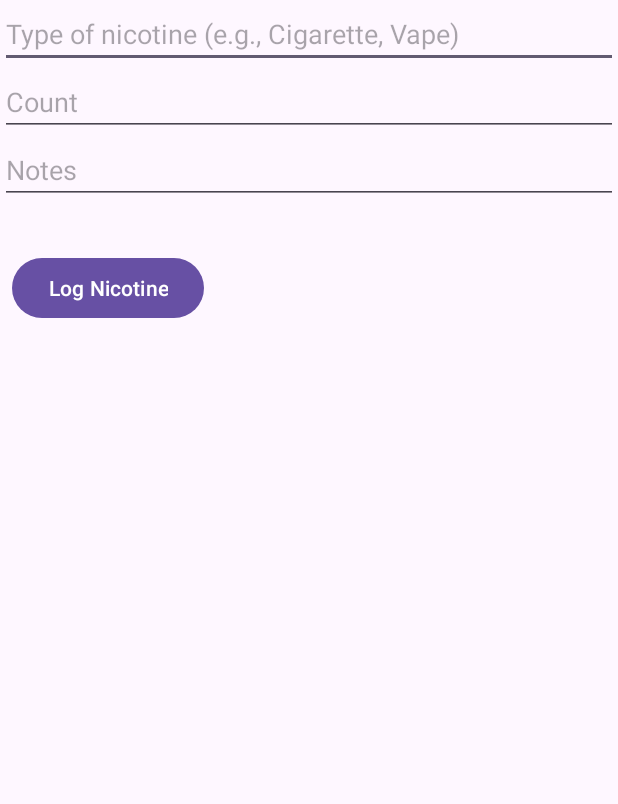
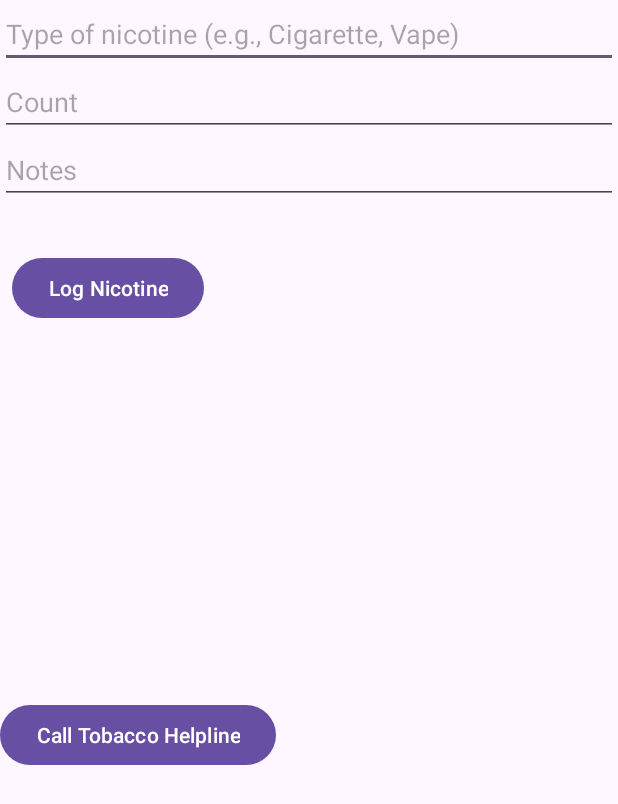
Before and after one commit to ShinTiemLee/AndroidHealthFitnessApp, an Android app: the NicotineTrackerActivity screen opened directly, with no data from a screen before it, on a phone screen of 412 x 824 dp. Shown: the top 804 px of the screen. Run offline under Robolectric (Android 15) with nearby library versions, the phone set to English and light mode, and no system bars.

Commit message:
telephony added

```diff
--- a/app/src/main/AndroidManifest.xml
+++ b/app/src/main/AndroidManifest.xml
@@ -6,6 +6,8 @@
     <uses-permission android:name="android.permission.BODY_SENSORS" />
     <uses-permission android:name="android.permission.POST_NOTIFICATIONS" />
     <uses-permission android:name="com.android.alarm.permission.SET_ALARM"/>
+    <uses-permission android:name="android.permission.CALL_PHONE"/>
+
     <uses-feature
         android:name="android.hardware.sensor.stepcounter"
         android:required="true" />
--- a/app/src/main/res/layout/activity_nicotine_tracker.xml
+++ b/app/src/main/res/layout/activity_nicotine_tracker.xml
@@ -51,4 +51,12 @@
             app:layout_constraintStart_toStartOf="parent"
             app:layout_constraintTop_toBottomOf="@+id/btnLog" />
 
+        <Button
+            android:id="@+id/buttonCallHelpline"
+            android:layout_width="wrap_content"
+            android:layout_height="wrap_content"
+            android:text="Call Tobacco Helpline"
+            app:layout_constraintTop_toBottomOf="@+id/listViewNicotineHistory" />
+
+
 </androidx.constraintlayout.widget.ConstraintLayout>
```
Also changed, not shown: app/src/main/java/com/shin/hfapp/NicotineTrackerActivity.java (+40 -8 lines).
